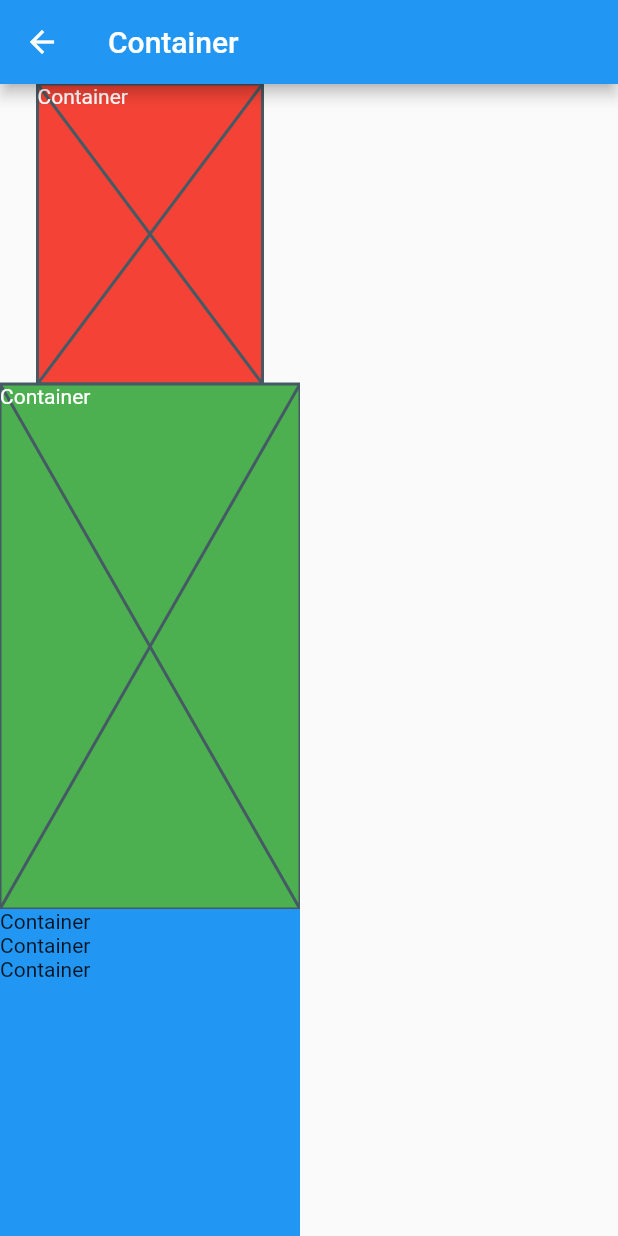
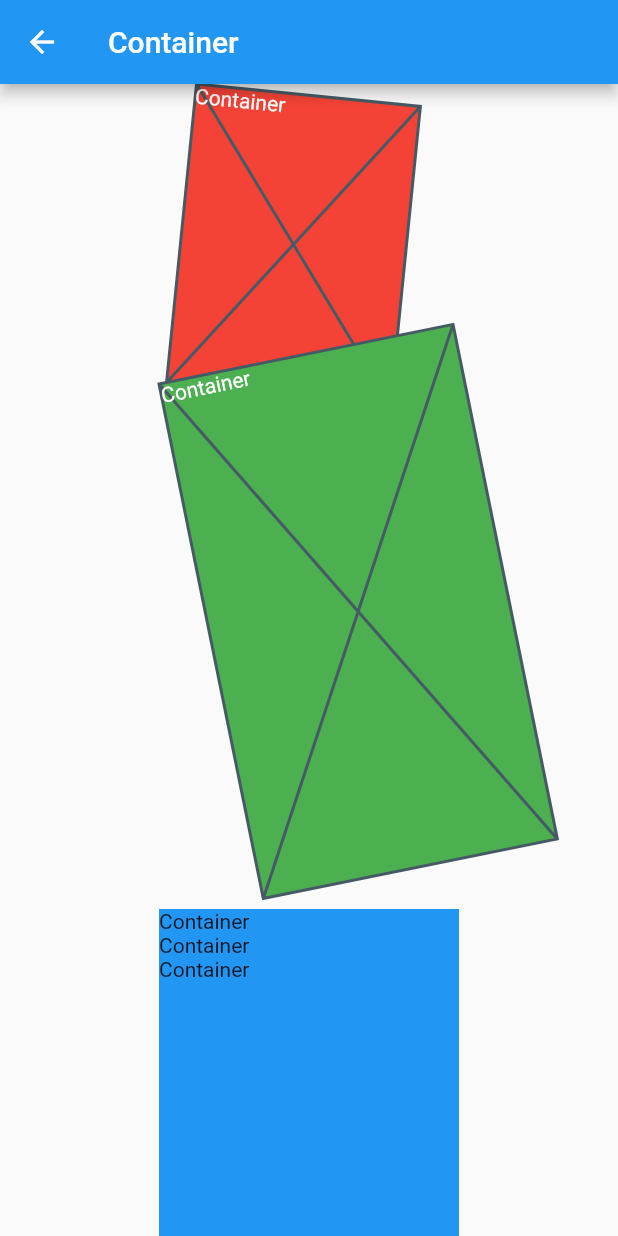
Before and after one commit to Aniro-Montenegro/widgets_flutter, a Flutter app: the screen it shows after launch, after a tap on "Container", on a phone screen of 412 x 824 dp. Run offline on Flutter 3.47's test engine with Material 2 defaults, Android fonts, the light colour scheme and no system bars.

Commit message:
Button Column Row Stach Container Text

```diff
--- a/widgets_app/lib/main.dart
+++ b/widgets_app/lib/main.dart
@@ -1,5 +1,9 @@
 import 'package:flutter/material.dart';
+import 'package:widgets_app/widgets/button.dart';
+import 'package:widgets_app/widgets/column_row.dart';
 import 'package:widgets_app/widgets/container.dart';
+import 'package:widgets_app/widgets/stack.dart';
+import 'package:widgets_app/widgets/text.dart';
 
 void main() {
   runApp(const MyApp());
@@ -56,6 +60,9 @@
                       );
                     },
                     child: const Card(
+                        shape: RoundedRectangleBorder(
+                            borderRadius:
+                                BorderRadius.all(Radius.circular(20))),
                         color: Colors.teal,
                         child: Center(
                           child: Text(
@@ -67,17 +74,100 @@
                         ),
                   )),
               Padding(
-                padding: EdgeInsets.all(8.0),
-                child: Card(
+                padding: const EdgeInsets.all(8.0),
+                child: GestureDetector(
+                  onTap: () {
+                    Navigator.push(
+                      context,
+                      MaterialPageRoute(
+                          builder: (context) => const ExampleStack()),
+                    );
+                  },
+                  child: const Card(
+                      shape: RoundedRectangleBorder(
+                          borderRadius: BorderRadius.all(Radius.circular(20))),
                       color: Colors.teal,
                       child: Center(
                         child: Text(
-                        'Card 2',
+                          'Stack',
                           style: TextStyle(color: Colors.white, fontSize: 25),
                         ),
                       )
                       // This trailing comma makes auto-formatting nicer for build methods.
                       ),
+                ),
+              ),
+              Padding(
+                padding: const EdgeInsets.all(8.0),
+                child: GestureDetector(
+                  onTap: () {
+                    Navigator.push(
+                      context,
+                      MaterialPageRoute(
+                          builder: (context) => const ExampleColumnRow()),
+                    );
+                  },
+                  child: const Card(
+                      shape: RoundedRectangleBorder(
+                          borderRadius: BorderRadius.all(Radius.circular(20))),
+                      color: Colors.teal,
+                      child: Center(
+                        child: Text(
+                          'Column/Row',
+                          style: TextStyle(color: Colors.white, fontSize: 25),
+                        ),
+                      )
+                      // This trailing comma makes auto-formatting nicer for build methods.
+                      ),
+                ),
+              ),
+              Padding(
+                padding: const EdgeInsets.all(8.0),
+                child: GestureDetector(
+                  onTap: () {
+                    Navigator.push(
+                      context,
+                      MaterialPageRoute(
+                          builder: (context) => const ExampleText()),
+                    );
+                  },
+                  child: const Card(
+                      shape: RoundedRectangleBorder(
+                          borderRadius: BorderRadius.all(Radius.circular(20))),
+                      color: Colors.teal,
+                      child: Center(
+                        child: Text(
+                          'Text',
+                          style: TextStyle(color: Colors.white, fontSize: 25),
+                        ),
+                      )
+                      // This trailing comma makes auto-formatting nicer for build methods.
+                      ),
+                ),
+              ),
+              Padding(
+                padding: const EdgeInsets.all(8.0),
+                child: GestureDetector(
+                  onTap: () {
+                    Navigator.push(
+                      context,
+                      MaterialPageRoute(
+                          builder: (context) => const ExampleButton()),
+                    );
+                  },
+                  child: const Card(
+                      shape: RoundedRectangleBorder(
+                          borderRadius: BorderRadius.all(Radius.circular(20))),
+                      color: Colors.teal,
+                      child: Center(
+                        child: Text(
+                          'Buttons',
+                          style: TextStyle(color: Colors.white, fontSize: 25),
+                        ),
+                      )
+                      // This trailing comma makes auto-formatting nicer for build methods.
+                      ),
+                ),
               )
             ]));
   }
--- a/widgets_app/lib/widgets/container.dart
+++ b/widgets_app/lib/widgets/container.dart
@@ -16,7 +16,9 @@
       ),
       body: SingleChildScrollView(
         child: Column(crossAxisAlignment: CrossAxisAlignment.center, children: [
-          Container(
+          Center(
+            child: Container(
+              transform: Matrix4.rotationZ(0.1),
               color: Colors.red,
               height: 200,
               width: 150,
@@ -27,7 +29,9 @@
                 ),
               ),
             ),
+          ),
           Container(
+            transform: Matrix4.rotationZ(-0.2),
             width: 200,
             height: 350,
             color: Colors.green,
```
Also changed, not shown: widgets_app/lib/utils/cores.dart (added, +31 -0 lines), widgets_app/lib/widgets/button.dart (added, +186 -0 lines), widgets_app/lib/widgets/column_row.dart (added, +75 -0 lines), widgets_app/lib/widgets/stack.dart (added, +71 -0 lines), widgets_app/lib/widgets/text.dart (added, +87 -0 lines). Lines whose indentation alone changed are shown as unchanged.
